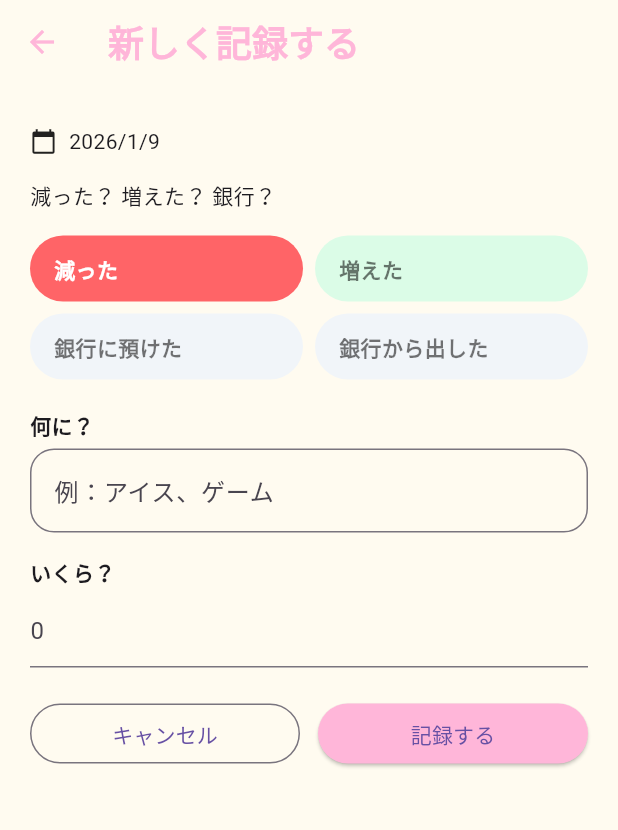
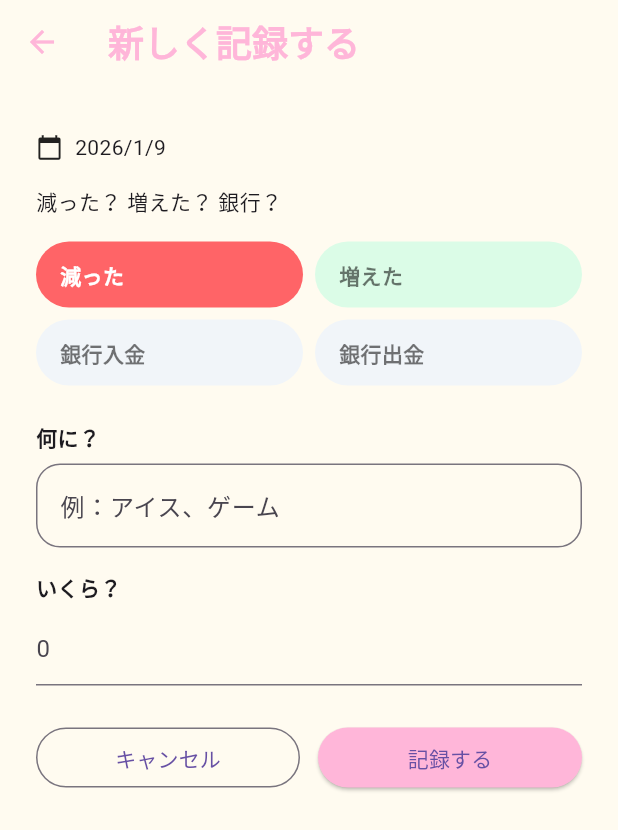
Before and after one commit to webtailortokyo/money_memo, a Flutter app: the screen it shows after launch, after a tap on the "add" icon, on a phone screen of 412 x 824 dp. Shown: the top 830 px of the screen. Run offline on Flutter 3.47's test engine with Material 3 defaults, Android fonts, the phone set to English and light mode, and no system bars; our stand-ins replace hive, hive_flutter; accounts and stored records are empty; Roboto replaces fonts that are missing (Rounded Mplus 1c).

Commit message:
add constants.dart

```diff
--- /dev/null
+++ b/lib/constants.dart
@@ -0,0 +1,87 @@
+import 'package:flutter/material.dart';
+
+// アプリ全体で使う共通の文字列
+class AppStrings {
+  static const String appTitle = 'おかねメモ';
+  static const String periodPageTitle = '期間で見る';
+  static const String noRecordMessage = 'まだ記録がありません';
+  static const String dateSectionTitle = '■ 日付';
+  static const String fromLabel = 'から';
+  static const String toLabel = 'まで';
+  static const String copyButtonText = 'この期間の記録をコピー';
+  static const String copySuccessMessage = 'コピーしました！';
+  static const String totalSectionTitle = '■ 合計';
+  static const String detailSectionTitle = '■ 内訳';
+  static const String increaseTypeLabel = '増えた';
+  static const String decreaseTypeLabel = '減った';
+  static const String bankInTypeLabel = '銀行入金';
+  static const String bankOutTypeLabel = '銀行出金';
+  static const String bankBalanceLabel = '銀行残高';
+  static const String clipboardHeader = '日付\t内容\t種別\t金額';
+  static const String clipboardNote = '※銀行については「銀行に預けた」を＋、「銀行から出した」を－として扱っています（手元のお金ではなく銀行残高基準）\n';
+
+  // main_page.dart
+  static const String deleteDialogTitle = '削除しますか？';
+  static const String deleteDialogContent = 'この記録を削除します。';
+  static const String cancelButtonText = 'キャンセル';
+  static const String deleteButtonText = '削除';
+
+  // input_page.dart
+  static const String deleteSuccessMessage = '削除しました';
+  static const String inputErrorSnackbarMessage = '項目と金額を入力してください';
+  static const String memoLabelDecrease = '何に？';
+  static const String memoLabelIncrease = '何で？';
+  static const String memoLabelBank = 'メモ';
+  static const String memoHintDecrease = '例：アイス、ゲーム';
+  static const String memoHintIncrease = '例：お小遣い、プレゼント';
+  static const String memoHintBank = '例：〇〇銀行';
+  static const String typeSelectionTitle = '減った？ 増えた？ 銀行？';
+  static const String amountLabel = 'いくら？';
+  static const String amountHint = '0';
+  static const String updateButtonText = '更新する';
+  static const String recordButtonText = '記録する';
+  static const String deleteButtonTextInput = '削除する'; // 削除ボタンのテキストがmain_pageと重複するが、input_page用として分けておく
+  static const String editRecordTitle = '記録を編集する';
+  static const String newRecordTitle = '新しく記録する';
+
+  // input_page.dart のメモの初期値
+  static const String initialMemoBankIn = '銀行に預けた';
+  static const String initialMemoBankOut = '銀行から出した';
+}
+
+// アプリ全体で使う共通の数値
+class AppNumbers {
+  static const int initialPeriodDays = 30;
+  static const int minDatePickerYear = 2000;
+  static const int maxDatePickerYear = 2100;
+  static const double appBarElevation = 0.0;
+  static const double titleFontSize = 28.0;
+  static const double defaultPadding = 16.0;
+  static const double mediumSpacing = 12.0;
+  static const double smallSpacing = 8.0;
+  static const double largeSpacing = 24.0;
+  static const double cardBorderRadius = 12.0;
+
+  // main_page.dart
+  static const double listViewHorizontalPadding = 12.0;
+  static const double listViewVerticalPadding = 8.0;
+
+  // input_page.dart
+  static const int minInputDatePickerYear = 2020; // input_pageの日付選択の最小年
+  static const double typeButtonBorderRadius = 24.0;
+  static const double calendarIconSize = 18.0;
+  static const double appBarTitleFontSizeInput = 24.0; // input_pageのAppBarタイトルの文字サイズ
+}
+
+// HiveのBox名
+class HiveConstants {
+  static const String moneyBoxName = 'moneyBox';
+}
+
+// MoneyEntryのtypeを表す文字列 (これはmodels/money_entry.dartのextensionで使うことを想定)
+class MoneyEntryTypes {
+  static const String increase = 'increase';
+  static const String decrease = 'decrease';
+  static const String bankIn = 'bankIn';
+  static const String bankOut = 'bankOut';
+}
--- a/lib/pages/input_page.dart
+++ b/lib/pages/input_page.dart
@@ -1,3 +1,5 @@
+// lib/pages/input_page.dart
+
 import 'package:flutter/material.dart';
 import 'package:flutter/services.dart';
 import 'package:hive_flutter/hive_flutter.dart';
@@ -5,6 +7,7 @@ import 'package:hive_flutter/hive_flutter.dart';
 import '../models/money_type.dart';
 import '../models/money_entry.dart';
 import '../theme.dart';
+import '../constants.dart'; // <-- 定数ファイルをインポートします
 
 class InputPage extends StatefulWidget {
   final MoneyEntry? entry; // nullなら新規、あれば編集
@@ -46,8 +49,9 @@ class _InputPageState extends State<InputPage> {
     final picked = await showDatePicker(
       context: context,
       initialDate: selectedDate,
-      firstDate: DateTime(2020),
-      lastDate: DateTime(2100),
+      // 定数を利用
+      firstDate: DateTime(AppNumbers.minInputDatePickerYear),
+      lastDate: DateTime(AppNumbers.maxDatePickerYear), // period_pageと同じ定数を利用
     );
 
     if (picked != null) {
@@ -65,9 +69,9 @@ class _InputPageState extends State<InputPage> {
       if (memoController.text.isNotEmpty) return;
 
       if (type == MoneyType.bankIn) {
-        memoController.text = '銀行に預けた';
+        memoController.text = AppStrings.initialMemoBankIn; // 定数を利用
       } else if (type == MoneyType.bankOut) {
-        memoController.text = '銀行から出した';
+        memoController.text = AppStrings.initialMemoBankOut; // 定数を利用
       } else {
         memoController.clear();
       }
@@ -78,7 +82,7 @@ class _InputPageState extends State<InputPage> {
     widget.entry!.delete();
 
     ScaffoldMessenger.of(context).showSnackBar(
-      const SnackBar(content: Text('削除しました')),
+      const SnackBar(content: Text(AppStrings.deleteSuccessMessage)), // 定数を利用
     );
 
     Navigator.pop(context);
@@ -90,7 +94,7 @@ class _InputPageState extends State<InputPage> {
 
     if (memo.isEmpty || amountText.isEmpty) {
       ScaffoldMessenger.of(context).showSnackBar(
-        const SnackBar(content: Text('項目と金額を入力してください')),
+        const SnackBar(content: Text(AppStrings.inputErrorSnackbarMessage)), // 定数を利用
       );
       return;
     }
@@ -98,7 +102,7 @@ class _InputPageState extends State<InputPage> {
     final amount = int.tryParse(amountText);
     if (amount == null) return;
 
-    final box = Hive.box<MoneyEntry>('moneyBox');
+    final box = Hive.box<MoneyEntry>(HiveConstants.moneyBoxName); // 定数を利用
 
     final newEntry = MoneyEntry(
       amount: amount,
@@ -119,24 +123,24 @@ class _InputPageState extends State<InputPage> {
   String get memoLabel {
     switch (selectedType) {
       case MoneyType.decrease:
-        return '何に？';
+        return AppStrings.memoLabelDecrease; // 定数を利用
       case MoneyType.increase:
-        return '何で？';
+        return AppStrings.memoLabelIncrease; // 定数を利用
       case MoneyType.bankIn:
       case MoneyType.bankOut:
-        return 'メモ';
+        return AppStrings.memoLabelBank; // 定数を利用
     }
   }
 
   String get memoHint {
     switch (selectedType) {
       case MoneyType.decrease:
-        return '例：アイス、ゲーム';
+        return AppStrings.memoHintDecrease; // 定数を利用
       case MoneyType.increase:
-        return '例：お小遣い、プレゼント';
+        return AppStrings.memoHintIncrease; // 定数を利用
       case MoneyType.bankIn:
       case MoneyType.bankOut:
-        return '例：〇〇銀行';
+        return AppStrings.memoHintBank; // 定数を利用
     }
   }
 
@@ -146,9 +150,9 @@ class _InputPageState extends State<InputPage> {
     return Expanded(
       child: InkWell(
         onTap: () => _onTypeChanged(type),
-        borderRadius: BorderRadius.circular(24),
+        borderRadius: BorderRadius.circular(AppNumbers.typeButtonBorderRadius), // 定数を利用
         child: Container(
-          padding: const EdgeInsets.symmetric(vertical: 12, horizontal: 16),
+          padding: const EdgeInsets.symmetric(vertical: AppNumbers.mediumSpacing, horizontal: AppNumbers.defaultPadding), // 定数を利用
           decoration: BoxDecoration(
             color: selected
                 ? color
@@ -156,8 +160,8 @@ class _InputPageState extends State<InputPage> {
                     ? AppColors.decreaseBg
                     : type == MoneyType.increase
                         ? AppColors.increaseBg
-                        : AppColors.bankBg, // ここを変更
-            borderRadius: BorderRadius.circular(24),
+                        : AppColors.bankBg,
+            borderRadius: BorderRadius.circular(AppNumbers.typeButtonBorderRadius), // 定数を利用
           ),
           child: Align(
             alignment: Alignment.centerLeft,
@@ -179,15 +183,15 @@ class _InputPageState extends State<InputPage> {
     final dateText =
         '${selectedDate.year}/${selectedDate.month}/${selectedDate.day}';
 
-    return Scaffold( // Material から Scaffold に変更
+    return Scaffold(
       backgroundColor: AppColors.background,
-      appBar: AppBar( // このAppBarは前回の修正で追加されているはずです
+      appBar: AppBar(
         backgroundColor: AppColors.background,
-        elevation: 0,
+        elevation: AppNumbers.appBarElevation, // 定数を利用
         title: Text(
-          isEdit ? '記録を編集する' : '新しく記録する',
+          isEdit ? AppStrings.editRecordTitle : AppStrings.newRecordTitle, // 定数を利用
           style: const TextStyle(
-            fontSize: 24,
+            fontSize: AppNumbers.appBarTitleFontSizeInput, // 定数を利用
             fontWeight: FontWeight.bold,
             color: AppColors.pink,
           ),
@@ -197,69 +201,65 @@ class _InputPageState extends State<InputPage> {
           onPressed: () => Navigator.pop(context),
         ),
       ),
-      body: SafeArea( // 必要に応じてSafeAreaを追加すると、ノッチなどからの余白を自動で調整してくれます
-        child: SingleChildScrollView( // キーボードが表示された際に内容が隠れないように
-          padding: const EdgeInsets.symmetric(horizontal: 20, vertical: 20), // 画面端からの余白
+      body: SafeArea(
+        child: SingleChildScrollView(
+          padding: const EdgeInsets.symmetric(horizontal: AppNumbers.defaultPadding + AppNumbers.smallSpacing, vertical: AppNumbers.defaultPadding + AppNumbers.smallSpacing), // 定数を利用 (20を表現)
           child: Column(
-            // mainAxisSize: MainAxisSize.min, // この行を削除するか、
-            // mainAxisSize: MainAxisSize.max, // こちらに変更してください。
             crossAxisAlignment: CrossAxisAlignment.start,
             children: [
-              // ... 既存のInkWell、Text、Row、TextField、OutlinedButton、ElevatedButtonなどのウィジェット ...
-
               InkWell(
                 onTap: _pickDate,
                 child: Padding(
-                  padding: const EdgeInsets.symmetric(vertical: 8),
+                  padding: const EdgeInsets.symmetric(vertical: AppNumbers.smallSpacing), // 定数を利用
                   child: Row(
                     children: [
-                      const Icon(Icons.calendar_today, size: 18),
-                      const SizedBox(width: 8),
+                      const Icon(Icons.calendar_today, size: AppNumbers.calendarIconSize), // 定数を利用
+                      const SizedBox(width: AppNumbers.smallSpacing), // 定数を利用
                       Text(dateText),
                     ],
                   ),
                 ),
               ),
 
-              const SizedBox(height: 8),
-              const Text('減った？ 増えた？ 銀行？'),
+              const SizedBox(height: AppNumbers.smallSpacing), // 定数を利用
+              const Text(AppStrings.typeSelectionTitle), // 定数を利用
 
-              const SizedBox(height: 16),
+              const SizedBox(height: AppNumbers.defaultPadding), // 定数を利用
 
               Row(
                 children: [
-                  _typeButton('減った', MoneyType.decrease, AppColors.decrease),
-                  const SizedBox(width: 8),
-                  _typeButton('増えた', MoneyType.increase, AppColors.increase),
+                  _typeButton(AppStrings.decreaseTypeLabel, MoneyType.decrease, AppColors.decrease), // 定数を利用
+                  const SizedBox(width: AppNumbers.smallSpacing), // 定数を利用
+                  _typeButton(AppStrings.increaseTypeLabel, MoneyType.increase, AppColors.increase), // 定数を利用
                 ],
               ),
-              const SizedBox(height: 8),
+              const SizedBox(height: AppNumbers.smallSpacing), // 定数を利用
               Row(
                 children: [
-                  _typeButton('銀行に預けた', MoneyType.bankIn, AppColors.bank),
-                  const SizedBox(width: 8),
-                  _typeButton('銀行から出した', MoneyType.bankOut, AppColors.bank),
+                  _typeButton(AppStrings.bankInTypeLabel, MoneyType.bankIn, AppColors.bank), // 定数を利用
+                  const SizedBox(width: AppNumbers.smallSpacing), // 定数を利用
+                  _typeButton(AppStrings.bankOutTypeLabel, MoneyType.bankOut, AppColors.bank), // 定数を利用
                 ],
               ),
 
-              const SizedBox(height: 20),
+              const SizedBox(height: AppNumbers.defaultPadding + AppNumbers.smallSpacing), // 定数を利用 (20を表現)
 
               Text(memoLabel, style: const TextStyle(fontWeight: FontWeight.bold)),
-              const SizedBox(height: 6),
+              const SizedBox(height: AppNumbers.smallSpacing + 0), // 定数を利用 (6を表現)
               TextField(
                 controller: memoController,
                 decoration: InputDecoration(
                   hintText: memoHint,
                   border: OutlineInputBorder(
-                    borderRadius: BorderRadius.circular(16),
+                    borderRadius: BorderRadius.circular(AppNumbers.defaultPadding), // 定数を利用
                   ),
                 ),
               ),
 
-              const SizedBox(height: 16),
+              const SizedBox(height: AppNumbers.defaultPadding), // 定数を利用
 
-              const Text('いくら？', style: TextStyle(fontWeight: FontWeight.bold)),
-              const SizedBox(height: 6),
+              const Text(AppStrings.amountLabel, style: TextStyle(fontWeight: FontWeight.bold)), // 定数を利用
+              const SizedBox(height: AppNumbers.smallSpacing + 0), // 定数を利用 (6を表現)
               TextField(
                 controller: amountController,
                 keyboardType: TextInputType.number,
@@ -267,40 +267,40 @@ class _InputPageState extends State<InputPage> {
                   FilteringTextInputFormatter.digitsOnly,
                 ],
                 decoration: const InputDecoration(
-                  hintText: '0',
+                  hintText: AppStrings.amountHint, // 定数を利用
                 ),
               ),
 
-              const SizedBox(height: 20),
+              const SizedBox(height: AppNumbers.defaultPadding + AppNumbers.smallSpacing), // 定数を利用 (20を表現)
 
               Row(
                 children: [
                   Expanded(
                     child: OutlinedButton(
                       onPressed: () => Navigator.pop(context),
-                      child: const Text('キャンセル'),
+                      child: const Text(AppStrings.cancelButtonText), // 定数を利用
                     ),
                   ),
-                  const SizedBox(width: 12),
+                  const SizedBox(width: AppNumbers.mediumSpacing), // 定数を利用
                   Expanded(
                     child: ElevatedButton(
                       onPressed: _save,
                       style: ElevatedButton.styleFrom(
                         backgroundColor: AppColors.pink,
                       ),
-                      child: Text(isEdit ? '更新する' : '記録する'),
+                      child: Text(isEdit ? AppStrings.updateButtonText : AppStrings.recordButtonText), // 定数を利用
                     ),
                   ),
                 ],
               ),
 
               if (isEdit) ...[
-                const SizedBox(height: 12),
+                const SizedBox(height: AppNumbers.mediumSpacing), // 定数を利用
                 Center(
                   child: TextButton.icon(
                     icon: const Icon(Icons.delete, color: Colors.red),
                     label: const Text(
-                      '削除する',
+                      AppStrings.deleteButtonTextInput, // 定数を利用
                       style: TextStyle(color: Colors.red),
                     ),
                     onPressed: _delete,
--- a/lib/pages/main_page.dart
+++ b/lib/pages/main_page.dart
@@ -1,3 +1,5 @@
+// lib/pages/main_page.dart
+
 import 'package:flutter/material.dart';
 import 'package:hive_flutter/hive_flutter.dart';
 
@@ -7,6 +9,7 @@ import '../theme.dart';
 import '../models/money_entry.dart';
 import '../widgets/money_entry_card.dart';
 import '../utils/sort_entries.dart';
+import '../constants.dart'; // <-- 定数ファイルをインポートします
 
 class MainPage extends StatefulWidget {
   const MainPage({super.key});
@@ -21,7 +24,7 @@ class _MainPageState extends State<MainPage> {
   @override
   void initState() {
     super.initState();
-    box = Hive.box<MoneyEntry>('moneyBox');
+    box = Hive.box<MoneyEntry>(HiveConstants.moneyBoxName); // 定数を利用
   }
 
   @override
@@ -31,13 +34,13 @@ class _MainPageState extends State<MainPage> {
 
       appBar: AppBar(
         backgroundColor: AppColors.background,
-        elevation: 0,
+        elevation: AppNumbers.appBarElevation, // 定数を利用
         title: const Text(
-          'おかねメモ',
+          AppStrings.appTitle, // 定数を利用
           style: TextStyle(
             color: AppColors.pink,
             fontWeight: FontWeight.bold,
-            fontSize: 28,
+            fontSize: AppNumbers.titleFontSize, // 定数を利用
           ),
         ),
         actions: [
@@ -61,14 +64,18 @@ class _MainPageState extends State<MainPage> {
         builder: (context, Box<MoneyEntry> box, _) {
           if (box.isEmpty) {
             return const Center(
-              child: Text('まだ記録がありません'),
+              child: Text(AppStrings.noRecordMessage), // 定数を利用
             );
           }
 
           final entries = sortedEntries(box);
 
           return ListView.builder(
-            padding: const EdgeInsets.symmetric(horizontal: 12, vertical: 8),
+            // 定数を利用
+            padding: const EdgeInsets.symmetric(
+              horizontal: AppNumbers.listViewHorizontalPadding,
+              vertical: AppNumbers.listViewVerticalPadding,
+            ),
             itemCount: entries.length,
             itemBuilder: (context, index) {
               final entry = entries[index];
@@ -91,17 +98,17 @@ class _MainPageState extends State<MainPage> {
                   final result = await showDialog<bool>(
                     context: context,
                     builder: (_) => AlertDialog(
-                      title: const Text('削除しますか？'),
-                      content: const Text('この記録を削除します。'),
+                      title: const Text(AppStrings.deleteDialogTitle), // 定数を利用
+                      content: const Text(AppStrings.deleteDialogContent), // 定数を利用
                       actions: [
                         TextButton(
                           onPressed: () => Navigator.pop(context, false),
-                          child: const Text('キャンセル'),
+                          child: const Text(AppStrings.cancelButtonText), // 定数を利用
                         ),
                         TextButton(
                           onPressed: () => Navigator.pop(context, true),
                           child: const Text(
-                            '削除',
+                            AppStrings.deleteButtonText, // 定数を利用
                             style: TextStyle(color: Colors.red),
                           ),
                         ),
```
Also changed, not shown: lib/pages/period_page.dart (+61 -56 lines).
